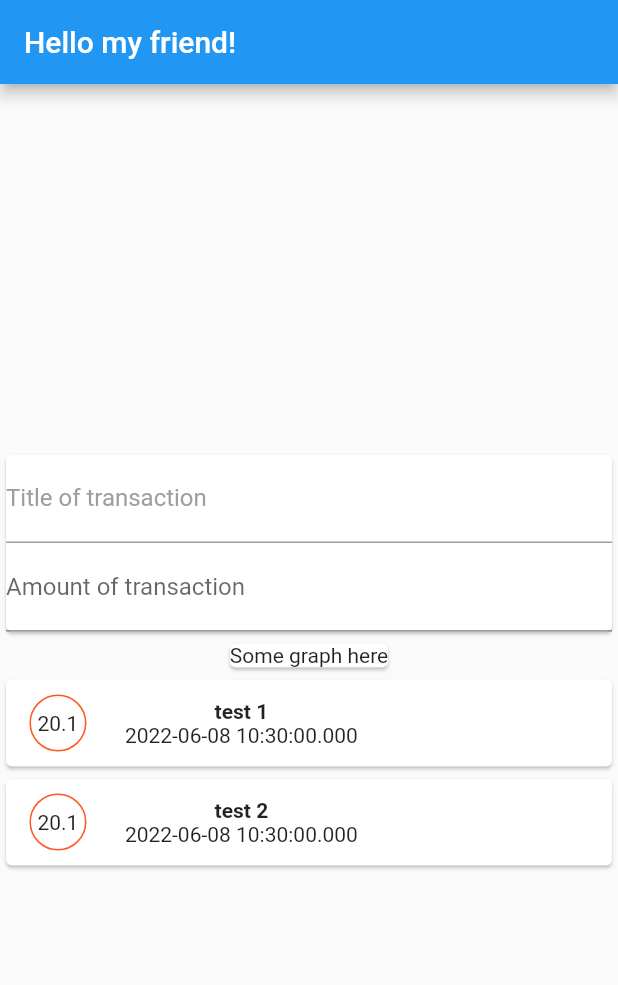
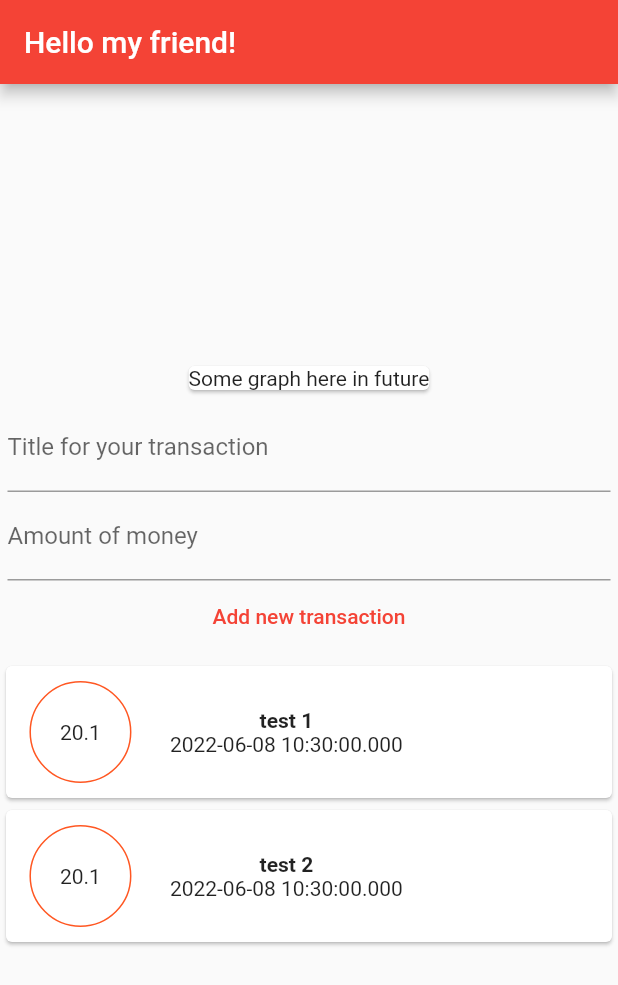
Before and after one commit to roman-romanov-o/flutter-practice, a Flutter app: the screen it shows after launch, on a phone screen of 412 x 824 dp. Shown: the top 985 px of the screen. Run offline on Flutter 3.47's test engine with Material 2 defaults, Android fonts, the phone set to English and light mode, and no system bars.

Commit message:
Refactor what's already done Add ListView

```diff
--- a/section_4/section_4_practice/lib/main.dart
+++ b/section_4/section_4_practice/lib/main.dart
@@ -1,5 +1,6 @@
 import 'package:flutter/material.dart';
-import 'package:section_4_practice/transaction_list.dart';
+import 'package:section_4_practice/widgets/transaction_list.dart';
+import 'package:section_4_practice/widgets/user_transactions.dart';
 import 'models/transaction.dart';
 
 void main() {
@@ -23,7 +24,7 @@ class MyApp extends StatelessWidget {
         // or simply save your changes to "hot reload" in a Flutter IDE).
         // Notice that the counter didn't reset back to zero; the application
         // is not restarted.
-        primarySwatch: Colors.blue,
+        primarySwatch: Colors.red,
         // This makes the visual density adapt to the platform that you run
         // the app on. For desktop platforms, the controls will be smaller and
         // closer together (more dense) than on mobile platforms.
@@ -53,23 +54,6 @@ class MyHomePage extends StatefulWidget {
 }
 
 class _MyHomePageState extends State<MyHomePage> {
-  int _counter = 0;
-
-  void _incrementCounter() {
-    setState(() {
-      // This call to setState tells the Flutter framework that something has
-      // changed in this State, which causes it to rerun the build method below
-      // so that the display can reflect the updated values. If we changed
-      // _counter without calling setState(), then the build method would not be
-      // called again, and so nothing would appear to happen.
-      _counter++;
-    });
-  }
-  void _resetCounter() {
-    setState(() {
-      _counter = 0;
-    });
-  }
 
 
   @override
@@ -82,25 +66,8 @@ class _MyHomePageState extends State<MyHomePage> {
         child: Column(
           mainAxisAlignment: MainAxisAlignment.center,
           children: <Widget>[
-            Card(child: Column(
-              children: [
-                TextField(decoration: InputDecoration(
-                    labelText: 'Title of transaction',
-                    labelStyle: TextStyle(color: Colors.grey)
-                ),),
-                TextField(
-                  decoration: InputDecoration(
-                    labelText: 'Amount of transaction'
-                  ),
-                )
-
-              ],
-            ),
-            ),
-            Card(
-              child: Text('Some graph here'),
-            ),
-            TransactionList(),
+              Card(child: Text('Some graph here in future'),),
+              UserTransactions(),
           ],
         ),
       ),
--- a/section_4/section_4_practice/lib/models/transaction.dart
+++ b/section_4/section_4_practice/lib/models/transaction.dart
@@ -1,5 +1,3 @@
-import 'dart:ffi';
-
 import 'package:flutter/cupertino.dart';
 
 class Transaction {
--- a/section_4/section_4_practice/lib/transaction_list.dart
+++ /dev/null
@@ -1,69 +0,0 @@
-import 'package:flutter/material.dart';
-import './models/transaction.dart';
-
-class TransactionList extends StatefulWidget {
-  @override
-  _TransactionListState createState() {
-    // TODO: implement createState
-    return _TransactionListState();
-  }
-}
-
-class _TransactionListState extends State<TransactionList> {
-  final List<Transaction> _userTransactions = [
-    Transaction(
-      id: 't1',
-      title: 'test 1',
-      date: DateTime.now(),
-      amount: 20.10
-    ),
-    Transaction(
-        id: 't2',
-        title: 'test 2',
-        date: DateTime.now(),
-        amount: 20.10
-    ),
-  ];
-  @override
-  Widget build(BuildContext context) {
-    return Column(
-      children: _userTransactions.map(
-        (t) {
-          return Card(child: Row(
-            children: [
-              Container(
-                child: Text(t.amount.toString()),
-                decoration: BoxDecoration(
-                  shape: BoxShape.circle,
-                  border: Border.all(
-                    color: Colors.deepOrange
-                  )
-                ),
-                margin: EdgeInsets.all(10.00),
-                padding: EdgeInsets.all(10),
-              ),
-              Column(
-                children: [
-                  Container(
-                    child: Text(
-                      t.title.toString(),
-                      style: TextStyle(
-                          fontWeight: FontWeight.bold
-                      ),
-                    ),
-                    margin: EdgeInsets.only(left: 10),
-                  ),
-                  Container(
-                    child: Text(t.date.toString()),
-                    margin: EdgeInsets.only(left: 10),
-                  ),
-                ],
-              )
-            ],
-          ));
-        }
-      ).toList(),
-    );
-
-  }
-}
--- /dev/null
+++ b/section_4/section_4_practice/lib/widgets/add_transaction.dart
@@ -0,0 +1,39 @@
+import 'package:flutter/material.dart';
+
+class AddTransaction extends StatelessWidget {
+  final titleController = TextEditingController();
+  final amountController = TextEditingController();
+
+  final Function addTxMethod;
+  AddTransaction(this.addTxMethod);
+
+  @override
+  Widget build(BuildContext context) {
+    return Container(
+      padding: EdgeInsets.all(5.0),
+      child: Column(children: [
+        TextField(
+          controller: titleController,
+          decoration: InputDecoration(
+            border: UnderlineInputBorder(),
+            labelText: 'Title for your transaction'
+          ),
+        ),
+        TextField(
+          controller: amountController,
+          decoration: InputDecoration(
+            labelText: 'Amount of money'
+          ),
+          keyboardType: TextInputType.number,
+        ),
+        TextButton(
+            onPressed: () => addTxMethod(
+                titleController.text,
+                double.parse(amountController.text)
+            ),
+            child: Text('Add new transaction')
+        ),
+      ],),
+    );
+  }
+}
--- /dev/null
+++ b/section_4/section_4_practice/lib/widgets/transaction_list.dart
@@ -0,0 +1,54 @@
+import 'package:flutter/material.dart';
+import '../models/transaction.dart';
+
+
+class TransactionList extends StatelessWidget {
+  final List<Transaction> transactions;
+  TransactionList(this.transactions);
+
+  @override
+  Widget build(BuildContext context) {
+    return Container(
+      height: 200,
+      child: ListView(
+        children: transactions.map(
+              (t) {
+            return Card(child: Row(
+              children: [
+                Container(
+                  child: Text(t.amount.toString()),
+                  decoration: BoxDecoration(
+                      shape: BoxShape.circle,
+                      border: Border.all(
+                          color: Colors.deepOrange
+                      )
+                  ),
+                  margin: EdgeInsets.all(10.00),
+                  padding: EdgeInsets.all(25),
+                ),
+                Column(
+                  children: [
+                    Container(
+                      child: Text(
+                        t.title.toString(),
+                        style: TextStyle(
+                            fontWeight: FontWeight.bold
+                        ),
+                      ),
+                      margin: EdgeInsets.only(left: 10),
+                    ),
+                    Container(
+                      child: Text(t.date.toString()),
+                      margin: EdgeInsets.only(left: 10),
+                    ),
+                  ],
+                )
+              ],
+            ));
+          }
+      ).toList(),
+    )
+      ,);
+
+  }
+}
--- /dev/null
+++ b/section_4/section_4_practice/lib/widgets/user_transactions.dart
@@ -0,0 +1,53 @@
+import 'package:flutter/material.dart';
+import 'package:section_4_practice/models/transaction.dart';
+import 'package:section_4_practice/widgets/add_transaction.dart';
+import 'package:section_4_practice/widgets/transaction_list.dart';
+
+
+class UserTransactions extends StatefulWidget {
+  @override
+  _UserTransactionsState createState() => _UserTransactionsState();
+}
+
+class _UserTransactionsState extends State<UserTransactions> {
+  final List<Transaction> transactions = [
+    Transaction(
+        id: 't1',
+        title: 'test 1',
+        date: DateTime.now(),
+        amount: 20.10
+    ),
+    Transaction(
+        id: 't2',
+        title: 'test 2',
+        date: DateTime.now(),
+        amount: 20.10
+    ),
+  ];
+
+  addTransaction(String title, double amount) {
+    setState(() {
+      transactions.add(
+          Transaction(
+              id: 'test',
+              title: title,
+              amount: amount,
+              date: DateTime.now()
+          )
+      );
+    });
+  }
+
+
+  @override
+  Widget build(BuildContext context) {
+    return Container(
+      child: Column(
+        children: [
+          AddTransaction(addTransaction),
+          TransactionList(transactions),
+        ],
+      ),
+    );
+  }
+}
```
